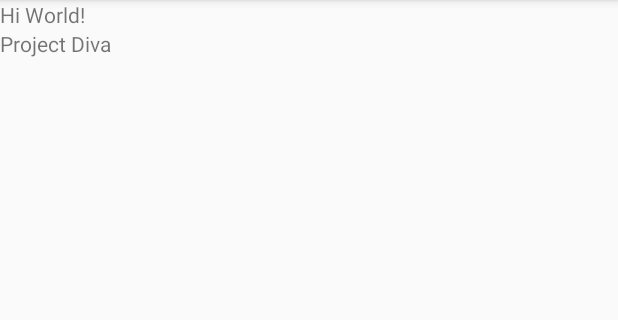
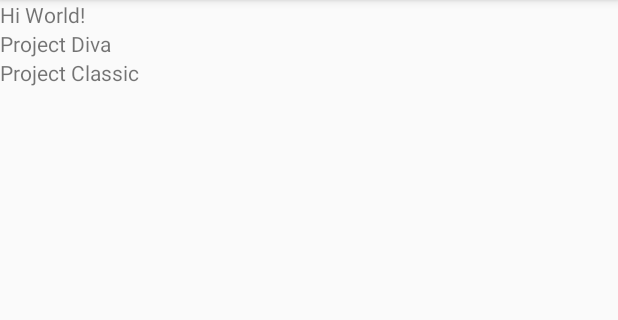
Before and after one commit to MeteorSis/HelloWorld, an Android app: the screen it shows after launch (MainActivity), on a phone screen of 412 x 824 dp, the part 84-404 px from its top. Run offline under Robolectric (Android 15) with nearby library versions, the phone set to English and light mode, and no system bars.

Commit message:
Project Classic!!!

```diff
--- a/app/src/main/java/cse/mobile/helloworld/MainActivity.java
+++ b/app/src/main/java/cse/mobile/helloworld/MainActivity.java
@@ -14,5 +14,7 @@ public class MainActivity extends AppCompatActivity {
         tv1.setText("Hi World!");
         TextView tv2=(TextView)findViewById(R.id.tv2);
         tv2.setText("Project Diva");
+        TextView tv3=(TextView)findViewById(R.id.tv3);
+        tv3.setText("Project Classic");
     }
 }
--- a/app/src/main/res/layout/activity_main.xml
+++ b/app/src/main/res/layout/activity_main.xml
@@ -14,4 +14,9 @@
         android:layout_height="wrap_content"
         android:text="Hello World!"
         android:id="@+id/tv2"/>
+    <TextView
+        android:layout_width="wrap_content"
+        android:layout_height="wrap_content"
+        android:text="Hello World!"
+        android:id="@+id/tv3"/>
 </LinearLayout>
```
